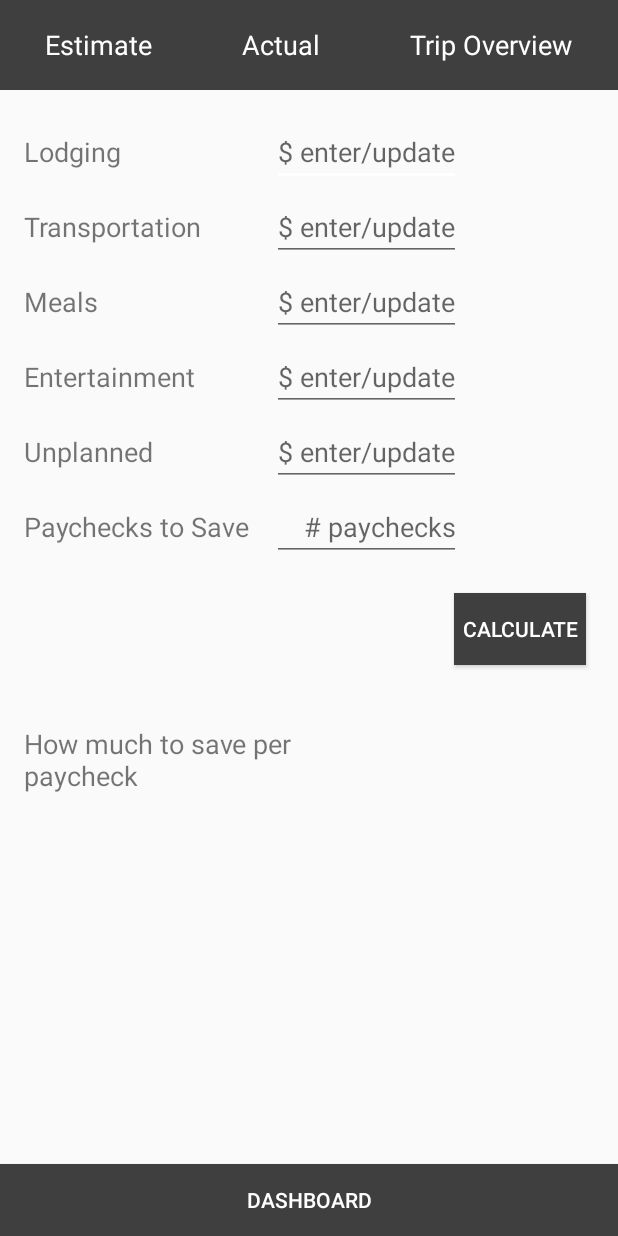
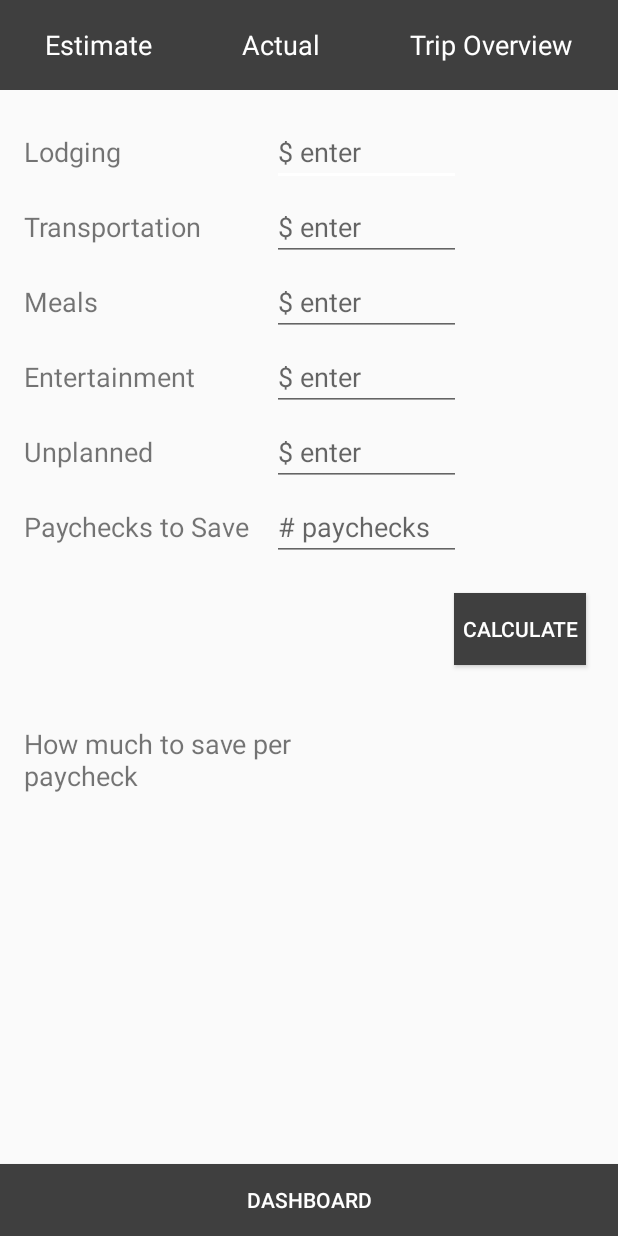
Before and after one commit to dora1405/Travel-taneous, an Android app: the layout activity_estimate.xml on its own in the app's theme, with its tools: preview values and no code run, on a phone screen of 412 x 824 dp. Run offline under Robolectric (Android 15) with nearby library versions, the phone set to English and light mode, and no system bars.

Commit message:
final draft 2

```diff
--- a/app/src/main/res/layout/activity_estimate.xml
+++ b/app/src/main/res/layout/activity_estimate.xml
@@ -88,7 +88,7 @@
         android:ems="10"
         android:hint="@string/esthint"
         android:inputType="textPersonName"
-        android:textAlignment="viewEnd"
+        android:textAlignment="textStart"
         app:layout_constraintStart_toEndOf="@+id/textView2"
         app:layout_constraintTop_toBottomOf="@+id/linearLayout"
         tools:ignore="Autofill,InefficientWeight" />
@@ -116,7 +116,7 @@
 
         <TextView
             android:id="@+id/estimateSave"
-            android:layout_width="75dp"
+            android:layout_width="145dp"
             android:layout_height="33dp"
             android:layout_gravity="center_horizontal"
             android:layout_marginEnd="16sp"
@@ -163,7 +163,7 @@
         android:ems="10"
         android:hint="# paychecks"
         android:inputType="textPersonName"
-        android:textAlignment="textEnd"
+        android:textAlignment="textStart"
         app:layout_constraintStart_toEndOf="@+id/textView7"
         app:layout_constraintTop_toBottomOf="@+id/textView6"
         tools:ignore="Autofill" />
@@ -204,7 +204,7 @@
         android:ems="10"
         android:hint="@string/esthint"
         android:inputType="textPersonName"
-        android:textAlignment="textEnd"
+        android:textAlignment="textStart"
         app:layout_constraintStart_toEndOf="@+id/textView6"
         app:layout_constraintTop_toBottomOf="@+id/textView5"
         tools:ignore="Autofill" />
@@ -300,7 +300,7 @@
         android:ems="10"
         android:hint="@string/esthint"
         android:inputType="textPersonName"
-        android:textAlignment="textEnd"
+        android:textAlignment="textStart"
         app:layout_constraintStart_toEndOf="@+id/textView5"
         app:layout_constraintTop_toBottomOf="@+id/textView4"
         tools:ignore="Autofill" />
@@ -328,7 +328,7 @@
         android:ems="10"
         android:hint="@string/esthint"
         android:inputType="textPersonName"
-        android:textAlignment="textEnd"
+        android:textAlignment="textStart"
         app:layout_constraintStart_toEndOf="@+id/textView4"
         app:layout_constraintTop_toBottomOf="@+id/textView3"
         tools:ignore="Autofill" />
@@ -354,7 +354,7 @@
         android:ems="10"
         android:hint="@string/esthint"
         android:inputType="textPersonName"
-        android:textAlignment="textEnd"
+        android:textAlignment="textStart"
         app:layout_constraintStart_toEndOf="@+id/textView3"
         app:layout_constraintTop_toBottomOf="@+id/textView2"
         tools:ignore="Autofill,InefficientWeight" />
--- a/app/src/main/res/values/strings.xml
+++ b/app/src/main/res/values/strings.xml
@@ -25,5 +25,5 @@
     <string name="money">$</string>
     <string name="textview">TextView</string>
     <string name="add_dollars">add dollars</string>
-    <string name="esthint">$ enter/update</string>
+    <string name="esthint">$ enter</string>
 </resources>
```
Also changed, not shown: app/src/main/java/com/example/travel_taneous/EstimateActivity.kt (+25 -1 lines).
